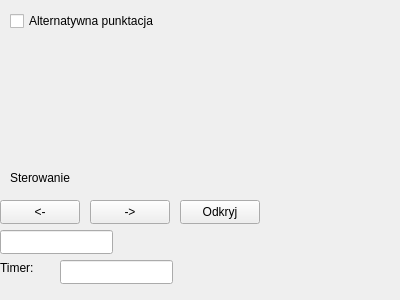
Qt form configurationwindow.ui (OtoshigamiX/SquareQuizzer) before a commit.
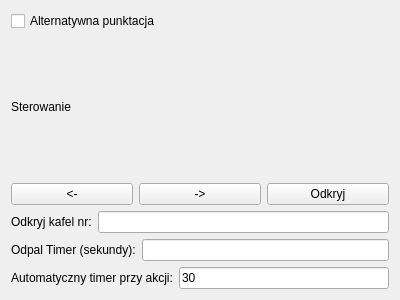
The same form after that commit.

What changed in the file:
```diff
--- a/configurationwindow.ui
+++ b/configurationwindow.ui
@@ -13,41 +13,27 @@
   <property name="windowTitle">
    <string>Configuration</string>
   </property>
+  <layout class="QVBoxLayout" name="verticalLayout_2">
+   <item>
+    <layout class="QVBoxLayout" name="verticalLayout">
+     <item>
   <widget class="QCheckBox" name="checkBox">
-   <property name="geometry">
-    <rect>
-     <x>10</x>
-     <y>10</y>
-     <width>161</width>
-     <height>22</height>
-    </rect>
-   </property>
    <property name="text">
     <string>Alternatywna punktacja</string>
    </property>
   </widget>
+     </item>
+     <item>
   <widget class="QLabel" name="label">
-   <property name="geometry">
-    <rect>
-     <x>10</x>
-     <y>170</y>
-     <width>71</width>
-     <height>16</height>
-    </rect>
-   </property>
    <property name="text">
     <string>Sterowanie</string>
    </property>
   </widget>
+     </item>
+     <item>
+      <layout class="QHBoxLayout" name="horizontalLayout">
+       <item>
   <widget class="QPushButton" name="subPrevButton">
-   <property name="geometry">
-    <rect>
-     <x>0</x>
-     <y>200</y>
-     <width>80</width>
-     <height>24</height>
-    </rect>
-   </property>
    <property name="focusPolicy">
     <enum>Qt::NoFocus</enum>
    </property>
@@ -55,15 +41,9 @@
     <string>&lt;-</string>
    </property>
   </widget>
+       </item>
+       <item>
   <widget class="QPushButton" name="subNextButton">
-   <property name="geometry">
-    <rect>
-     <x>90</x>
-     <y>200</y>
-     <width>80</width>
-     <height>24</height>
-    </rect>
-   </property>
    <property name="focusPolicy">
     <enum>Qt::NoFocus</enum>
    </property>
@@ -71,25 +51,9 @@
     <string>-&gt;</string>
    </property>
   </widget>
-  <widget class="QLineEdit" name="revealLineEdit">
-   <property name="geometry">
-    <rect>
-     <x>0</x>
-     <y>230</y>
-     <width>113</width>
-     <height>24</height>
-    </rect>
-   </property>
-  </widget>
+       </item>
+       <item>
   <widget class="QPushButton" name="subRevealButton">
-   <property name="geometry">
-    <rect>
-     <x>180</x>
-     <y>200</y>
-     <width>80</width>
-     <height>24</height>
-    </rect>
-   </property>
    <property name="focusPolicy">
     <enum>Qt::NoFocus</enum>
    </property>
@@ -97,29 +61,58 @@
     <string>Odkryj</string>
    </property>
   </widget>
-  <widget class="QLineEdit" name="timerLineEdit">
-   <property name="geometry">
-    <rect>
-     <x>60</x>
-     <y>260</y>
-     <width>113</width>
-     <height>24</height>
-    </rect>
-   </property>
-  </widget>
+       </item>
+      </layout>
+     </item>
+     <item>
+      <layout class="QHBoxLayout" name="horizontalLayout_2">
+       <item>
+        <widget class="QLabel" name="label_3">
+         <property name="text">
+          <string>Odkryj kafel nr:</string>
+         </property>
+        </widget>
+       </item>
+       <item>
+        <widget class="QLineEdit" name="revealLineEdit"/>
+       </item>
+      </layout>
+     </item>
+     <item>
+      <layout class="QHBoxLayout" name="horizontalLayout_3">
+       <item>
   <widget class="QLabel" name="label_2">
-   <property name="geometry">
-    <rect>
-     <x>0</x>
-     <y>260</y>
-     <width>49</width>
-     <height>16</height>
-    </rect>
-   </property>
+         <property name="text">
+          <string>Odpal Timer (sekundy):</string>
+         </property>
+        </widget>
+       </item>
+       <item>
+        <widget class="QLineEdit" name="timerLineEdit"/>
+       </item>
+      </layout>
+     </item>
+     <item>
+      <layout class="QHBoxLayout" name="horizontalLayout_4">
+       <item>
+        <widget class="QLabel" name="label_4">
    <property name="text">
-    <string>Timer:</string>
-   </property>
-  </widget>
+          <string>Automatyczny timer przy akcji:</string>
+         </property>
+        </widget>
+       </item>
+       <item>
+        <widget class="QLineEdit" name="autoTimerLineEdit">
+         <property name="text">
+          <string>30</string>
+         </property>
+        </widget>
+       </item>
+      </layout>
+     </item>
+    </layout>
+   </item>
+  </layout>
  </widget>
  <resources/>
  <connections/>
```
Lines whose indentation alone changed are shown as unchanged.
